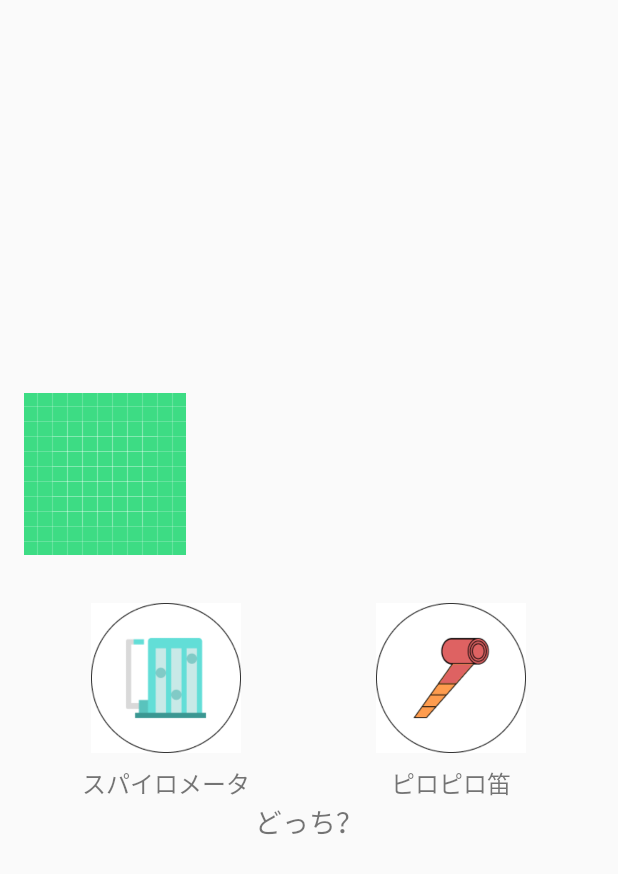
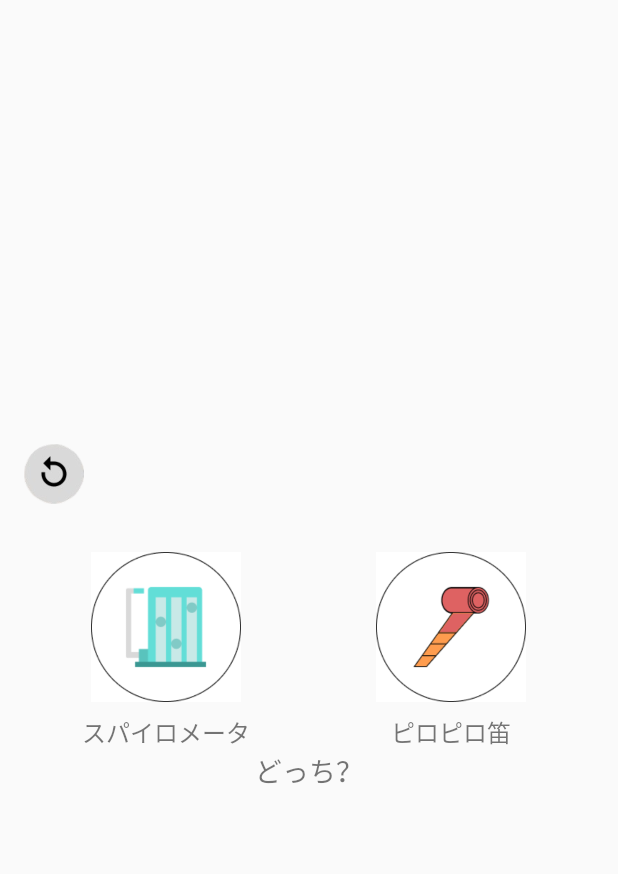
Before and after one commit to nitoc-ict/ikiiki-haikatsu, an Android app built with Jetpack Compose: the ControllerSelectionActivity screen opened directly, with no data from a screen before it, on a phone screen of 412 x 824 dp. Shown: the top 874 px of the screen. Run offline under Robolectric (Android 15) with nearby library versions, the phone set to English and light mode, and no system bars.

Commit message:
コントローラ検索画面に戻るボタンをゲームセレクト以外の画面でも追加

```diff
--- a/app/src/main/java/com/example/myapplicationui1/ui/theme/activity_controller_selection.kt
+++ b/app/src/main/java/com/example/myapplicationui1/ui/theme/activity_controller_selection.kt
@@ -13,10 +13,11 @@ class ControllerSelectionActivity : AppCompatActivity() {
         setContentView(R.layout.activity_controller_selection)
 
         // 戻るボタンの設定
-        val backButton: ImageButton = findViewById(R.id.backButton)
+        val backButton: ImageView = findViewById(R.id.backButton)
         backButton.setOnClickListener {
             // 前のアクティビティに戻る処理
-            finish()
+            val intent = Intent(this, ExplanationActivity::class.java)
+            startActivity(intent)
         }
 
         // スパイロメータのアイコンを押したときの遷移
--- a/app/src/main/java/com/example/myapplicationui1/ui/theme/activity_game_selection1_1.kt
+++ b/app/src/main/java/com/example/myapplicationui1/ui/theme/activity_game_selection1_1.kt
@@ -39,6 +39,7 @@ class GameSelection11Activity : AppCompatActivity() {
         val backButton: ImageView = findViewById(R.id.backButton)
         backButton.setOnClickListener {
             val intent = Intent(this, ControllerSelectionActivity::class.java)
+            startActivity(intent)
         }
     }
 }
--- a/app/src/main/java/com/example/myapplicationui1/ui/theme/activity_game_selection1_2.kt
+++ b/app/src/main/java/com/example/myapplicationui1/ui/theme/activity_game_selection1_2.kt
@@ -40,6 +40,7 @@ class GameSelection12Activity : AppCompatActivity() {
         val backButton: ImageView = findViewById(R.id.backButton)
         backButton.setOnClickListener {
             val intent = Intent(this, ControllerSelectionActivity::class.java)
+            startActivity(intent)
         }
     }
 }
--- a/app/src/main/java/com/example/myapplicationui1/ui/theme/activity_game_selection1_3.kt
+++ b/app/src/main/java/com/example/myapplicationui1/ui/theme/activity_game_selection1_3.kt
@@ -40,6 +40,7 @@ class GameSelection13Activity : AppCompatActivity() {
         val backButton: ImageView = findViewById(R.id.backButton)
         backButton.setOnClickListener {
             val intent = Intent(this, ControllerSelectionActivity::class.java)
+            startActivity(intent)
         }
     }
 }
--- a/app/src/main/java/com/example/myapplicationui1/ui/theme/activity_game_selection2_1.kt
+++ b/app/src/main/java/com/example/myapplicationui1/ui/theme/activity_game_selection2_1.kt
@@ -40,6 +40,7 @@ class GameSelection21Activity : AppCompatActivity() {
         val backButton: ImageView = findViewById(R.id.backButton)
         backButton.setOnClickListener {
             val intent = Intent(this, ControllerSelectionActivity::class.java)
+            startActivity(intent)
         }
     }
 }
--- a/app/src/main/java/com/example/myapplicationui1/ui/theme/activity_game_selection2_2.kt
+++ b/app/src/main/java/com/example/myapplicationui1/ui/theme/activity_game_selection2_2.kt
@@ -40,6 +40,7 @@ class GameSelection22Activity : AppCompatActivity() {
         val backButton: ImageView = findViewById(R.id.backButton)
         backButton.setOnClickListener {
             val intent = Intent(this, ControllerSelectionActivity::class.java)
+            startActivity(intent)
         }
     }
 }
--- a/app/src/main/java/com/example/myapplicationui1/ui/theme/activity_game_selection2_3.kt
+++ b/app/src/main/java/com/example/myapplicationui1/ui/theme/activity_game_selection2_3.kt
@@ -40,6 +40,7 @@ class GameSelection23Activity : AppCompatActivity() {
         val backButton: ImageView = findViewById(R.id.backButton)
         backButton.setOnClickListener {
             val intent = Intent(this, ControllerSelectionActivity::class.java)
+            startActivity(intent)
         }
     }
 }
--- a/app/src/main/res/layout/activity_controller_selection.xml
+++ b/app/src/main/res/layout/activity_controller_selection.xml
@@ -8,14 +8,12 @@
     android:padding="16dp">
 
     <!-- 戻るボタン -->
-    <ImageButton
+    <ImageView
         android:id="@+id/backButton"
-        android:layout_width="wrap_content"
-        android:layout_height="wrap_content"
-        android:src="@drawable/ic_launcher_background"
-        android:background="?attr/selectableItemBackgroundBorderless"
-        android:contentDescription="@string/back"
-        android:layout_gravity="start"/>
+        android:layout_width="40dp"
+        android:layout_height="40dp"
+        android:src="@drawable/backbutton"
+        android:layout_gravity="start" />
 
     <!-- 選択アイコンのコンテナ -->
     <LinearLayout
--- a/app/src/main/res/layout/activity_game_selection1_1.xml
+++ b/app/src/main/res/layout/activity_game_selection1_1.xml
@@ -66,8 +66,8 @@
         android:gravity="start">
         <ImageView
             android:id="@+id/backButton"
-            android:layout_width="30dp"
-            android:layout_height="30dp"
+            android:layout_width="50dp"
+            android:layout_height="50dp"
             android:src="@drawable/backbutton"/>
 
         <TextView
--- a/app/src/main/res/layout/activity_game_selection1_2.xml
+++ b/app/src/main/res/layout/activity_game_selection1_2.xml
@@ -70,8 +70,8 @@
         android:gravity="start">
         <ImageView
             android:id="@+id/backButton"
-            android:layout_width="30dp"
-            android:layout_height="30dp"
+            android:layout_width="50dp"
+            android:layout_height="50dp"
             android:src="@drawable/backbutton"/>
 
         <TextView
--- a/app/src/main/res/layout/activity_game_selection1_3.xml
+++ b/app/src/main/res/layout/activity_game_selection1_3.xml
@@ -69,8 +69,8 @@
         android:gravity="start">
         <ImageView
             android:id="@+id/backButton"
-            android:layout_width="30dp"
-            android:layout_height="30dp"
+            android:layout_width="50dp"
+            android:layout_height="50dp"
             android:src="@drawable/backbutton"/>
 
         <TextView
--- a/app/src/main/res/layout/activity_game_selection2_1.xml
+++ b/app/src/main/res/layout/activity_game_selection2_1.xml
@@ -69,8 +69,8 @@
         android:gravity="start">
         <ImageView
             android:id="@+id/backButton"
-            android:layout_width="30dp"
-            android:layout_height="30dp"
+            android:layout_width="50dp"
+            android:layout_height="50dp"
             android:src="@drawable/backbutton"/>
 
         <TextView
--- a/app/src/main/res/layout/activity_game_selection2_2.xml
+++ b/app/src/main/res/layout/activity_game_selection2_2.xml
@@ -70,8 +70,8 @@
         android:gravity="start">
         <ImageView
             android:id="@+id/backButton"
-            android:layout_width="30dp"
-            android:layout_height="30dp"
+            android:layout_width="50dp"
+            android:layout_height="50dp"
             android:src="@drawable/backbutton"/>
 
         <TextView
--- a/app/src/main/res/layout/activity_game_selection2_3.xml
+++ b/app/src/main/res/layout/activity_game_selection2_3.xml
@@ -69,8 +69,8 @@
         android:gravity="start">
         <ImageView
             android:id="@+id/backButton"
-            android:layout_width="30dp"
-            android:layout_height="30dp"
+            android:layout_width="50dp"
+            android:layout_height="50dp"
             android:src="@drawable/backbutton"/>
 
         <TextView
```
